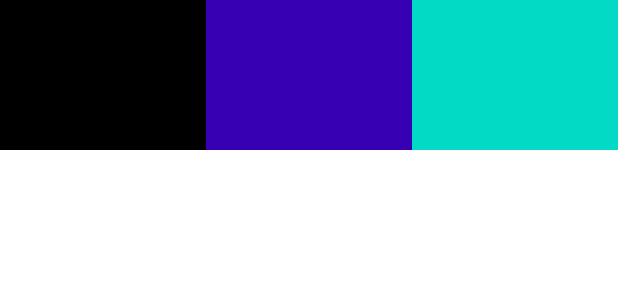
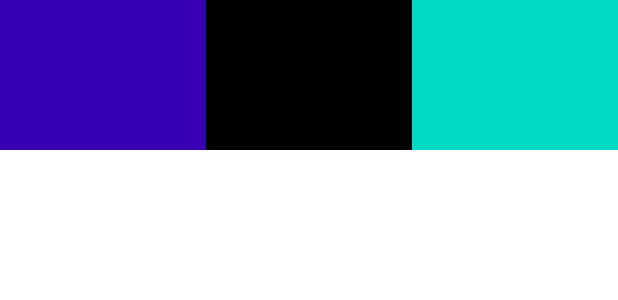
Before and after one commit to mymysuzy/KotlinWithFastCampus, an Android app: the layout constraintlayout_4.xml on its own in the app's theme, with its tools: preview values and no code run, on a phone screen of 412 x 824 dp. Shown: the top 300 px of the screen. Run offline under Robolectric (Android 15) with nearby library versions, the phone set to English and light mode, and no system bars.

Commit message:
TIL upload - learned about weight, Circular Positioning and Chain feature in ConstraintLayout

```diff
--- a/Kotlin/app/src/main/java/org/techtown/kotlin/MainActivity.kt
+++ b/Kotlin/app/src/main/java/org/techtown/kotlin/MainActivity.kt
@@ -6,6 +6,6 @@ import android.os.Bundle
 class MainActivity : AppCompatActivity() {
     override fun onCreate(savedInstanceState: Bundle?) {
         super.onCreate(savedInstanceState)
-        setContentView(R.layout.homework1)
+        setContentView(R.layout.constraintlayout_4)
     }
 }
--- a/Kotlin/app/src/main/res/layout/constraintlayout_4.xml
+++ b/Kotlin/app/src/main/res/layout/constraintlayout_4.xml
@@ -1,41 +1,46 @@
 <?xml version="1.0" encoding="utf-8"?>
 <androidx.constraintlayout.widget.ConstraintLayout xmlns:android="http://schemas.android.com/apk/res/android"
 
+    xmlns:app="http://schemas.android.com/apk/res-auto"
     android:layout_width="match_parent"
-    android:layout_height="match_parent"
-    xmlns:app="http://schemas.android.com/apk/res-auto">
+    android:layout_height="match_parent">
 
     <TextView
         android:id="@+id/text1"
         android:layout_width="0dp"
         android:layout_height="100dp"
-        android:background="@color/black"
+        android:background="@color/purple_700"
         app:layout_constraintEnd_toStartOf="@id/text2"
+        app:layout_constraintHorizontal_weight="1"
         app:layout_constraintStart_toStartOf="parent"
         app:layout_constraintTop_toTopOf="parent"
-        app:layout_constraintHorizontal_weight="1"
-     ></TextView>
+
+        ></TextView>
 
     <TextView
-        android:id="@id/text2"
+        android:id="@+id/text2"
+
         android:layout_width="0dp"
         android:layout_height="100dp"
-        android:background="@color/purple_700"
-        app:layout_constraintTop_toTopOf="parent"
-        app:layout_constraintEnd_toStartOf="@+id/text3"
+        android:background="@color/black"
+        app:layout_constraintEnd_toStartOf="@id/text3"
         app:layout_constraintHorizontal_weight="1"
         app:layout_constraintStart_toEndOf="@id/text1"
+        app:layout_constraintTop_toTopOf="parent"
+
         ></TextView>
 
     <TextView
         android:id="@+id/text3"
+
         android:layout_width="0dp"
         android:layout_height="100dp"
         android:background="@color/teal_200"
+        app:layout_constraintEnd_toEndOf="parent"
+        app:layout_constraintHorizontal_weight="1"
         app:layout_constraintStart_toEndOf="@id/text2"
         app:layout_constraintTop_toTopOf="parent"
-        app:layout_constraintEnd_toEndOf="parent"
-        app:layout_constraintHorizontal_weight="1"
+
         ></TextView>
 
 
```
Also changed, not shown: Kotlin/app/src/main/java/안드로이드_UI/09-ConstraintLayout.txt (+13 -4 lines), Kotlin/app/src/main/res/layout/constraintlayout_5.xml (added, +31 -0 lines), Kotlin/app/src/main/res/layout/constraintlayout_6.xml (added, +32 -0 lines).
